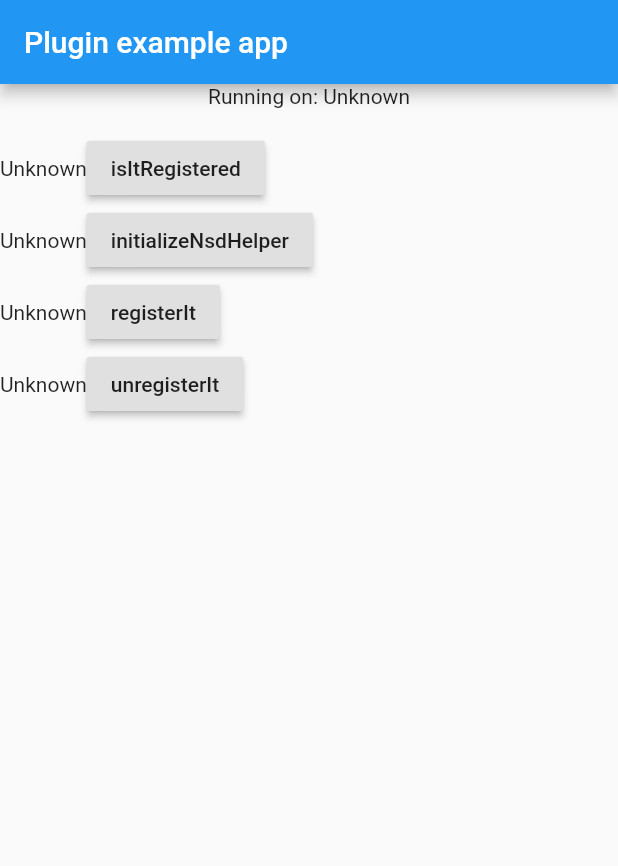
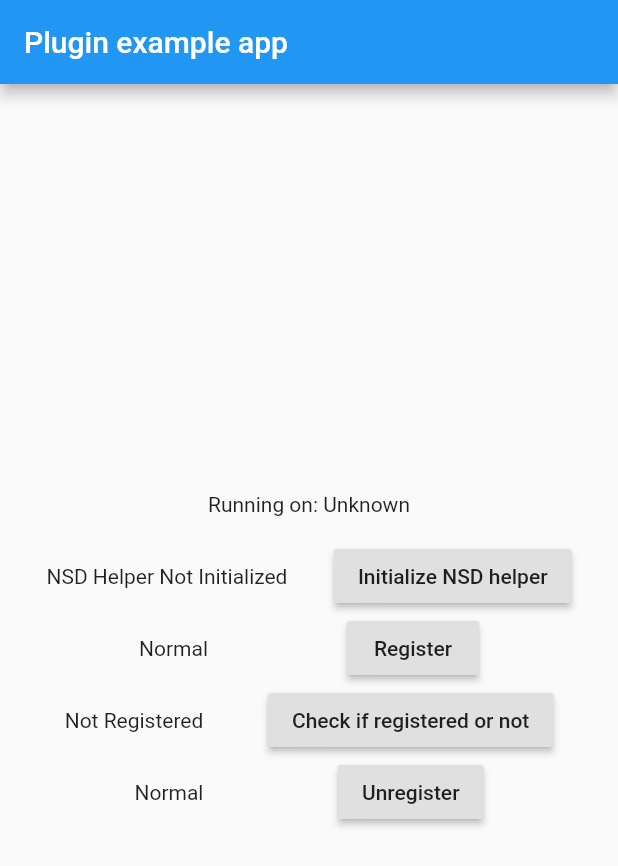
Before and after one commit to sinadarvi/nsd_flutter, a Flutter app: the screen it shows after launch, on a phone screen of 412 x 824 dp. Shown: the top 866 px of the screen. Run offline on Flutter 3.47's test engine with Material 2 defaults, Android fonts, the phone set to English and light mode, and no system bars.

```diff
--- a/example/lib/main.dart
+++ b/example/lib/main.dart
@@ -13,10 +13,10 @@ class MyApp extends StatefulWidget {
 
 class _MyAppState extends State<MyApp> {
   String _platformVersion = 'Unknown';
-  String _isItRegistered = 'Unknown';
-  String _initializeNsdHelper = 'Unknown';
-  String _registerIt = 'Unknown';
-  String _unregisterIt = 'Unknown';
+  String _isItRegistered = 'Not Registered';
+  String _initializeNsdHelper = 'NSD Helper Not Initialized';
+  String _registerIt = 'Normal';
+  String _unregisterIt = 'Normal';
 
   @override
   void initState() {
@@ -52,88 +52,75 @@ class _MyAppState extends State<MyApp> {
           title: const Text('Plugin example app'),
         ),
         body: Column(
+          mainAxisAlignment: MainAxisAlignment.center,
           children: <Widget>[
             Text('Running on: $_platformVersion\n'),
             Row(
+              mainAxisAlignment: MainAxisAlignment.spaceEvenly,
               children: <Widget>[
-                Text(_isItRegistered),
+                Text(_initializeNsdHelper),
                 RaisedButton(
-                  child: Text("isItRegistered"),
+                  child: Text("Initialize NSD helper"),
                   onPressed: () async {
-                    String result = await NsdFlutter.isItRegistered;
-                    try {
+                    String result = await NsdFlutter.initializeNsdHelper;
                     setState(() {
-                        _isItRegistered = result;
+                      _initializeNsdHelper = result == 'true'
+                          ? 'NSD Helper Initilized'
+                          : 'NSD Helper Not Initialized';
                     });
-                    } on PlatformException {
-                      result = 'Failed to get isItRegistered.';
-                      setState(() {
-                        _isItRegistered = result;
-                      });
-                    }
                   },
                 )
               ],
             ),
             Row(
+              mainAxisAlignment: MainAxisAlignment.spaceEvenly,
               children: <Widget>[
-                Text(_initializeNsdHelper),
+                Text(_registerIt),
                 RaisedButton(
-                  child: Text("initializeNsdHelper"),
+                  child: Text("Register"),
                   onPressed: () async {
-                    String result = await NsdFlutter.initializeNsdHelper;
-                    try {
+                    String result = await NsdFlutter.registerIt;
                     setState(() {
-                        _initializeNsdHelper = result;
+                      _registerIt =
+                          result == 'true' ? 'Registering...' : 'Normal';
                     });
-                    } on PlatformException {
-                      result = 'Failed to get initializeNsdHelper.';
-                      setState(() {
-                        _initializeNsdHelper = result;
-                      });
-                    }
                   },
                 )
               ],
             ),
             Row(
+              mainAxisAlignment: MainAxisAlignment.spaceEvenly,
               children: <Widget>[
-                Text(_registerIt),
+                Text(_isItRegistered),
                 RaisedButton(
-                  child: Text("registerIt"),
+                  child: Text("Check if registered or not"),
                   onPressed: () async {
-                    String result = await NsdFlutter.registerIt;
-                    try {
+                    String result = await NsdFlutter.isItRegistered;
                     setState(() {
-                        _registerIt = result;
+                      if (result == 'true') {
+                        _isItRegistered = 'Registered';
+                        _registerIt = 'Registered';
+                        _unregisterIt = 'Registered';
+                      } else {
+                        _isItRegistered = 'Not Registered';
+                        _registerIt = 'Not Registered';
+                        _unregisterIt = 'Not Registered';
+                      }
                     });
-                    } on PlatformException {
-                      result = 'Failed to get registerIt.';
-                      setState(() {
-                        _registerIt = result;
-                      });
-                    }
                   },
                 )
               ],
             ),
             Row(
+              mainAxisAlignment: MainAxisAlignment.spaceEvenly,
               children: <Widget>[
                 Text(_unregisterIt),
                 RaisedButton(
-                  child: Text("unregisterIt"),
+                  child: Text("Unregister"),
                   onPressed: () async {
                     String result = await NsdFlutter.unregisterIt;
-                    try {
-                      setState(() {
-                        _unregisterIt = result;
-                      });
-                    } on PlatformException {
-                      result = 'Failed to get unregisterIt.';
-                      setState(() {
-                        _unregisterIt = result;
-                      });
-                    }
+                    _unregisterIt =
+                        result == 'true' ? 'UnRegistering' : 'Normal';
                   },
                 )
               ],
```
Also changed, not shown: 4 other files. Lines whose indentation alone changed are shown as unchanged.
